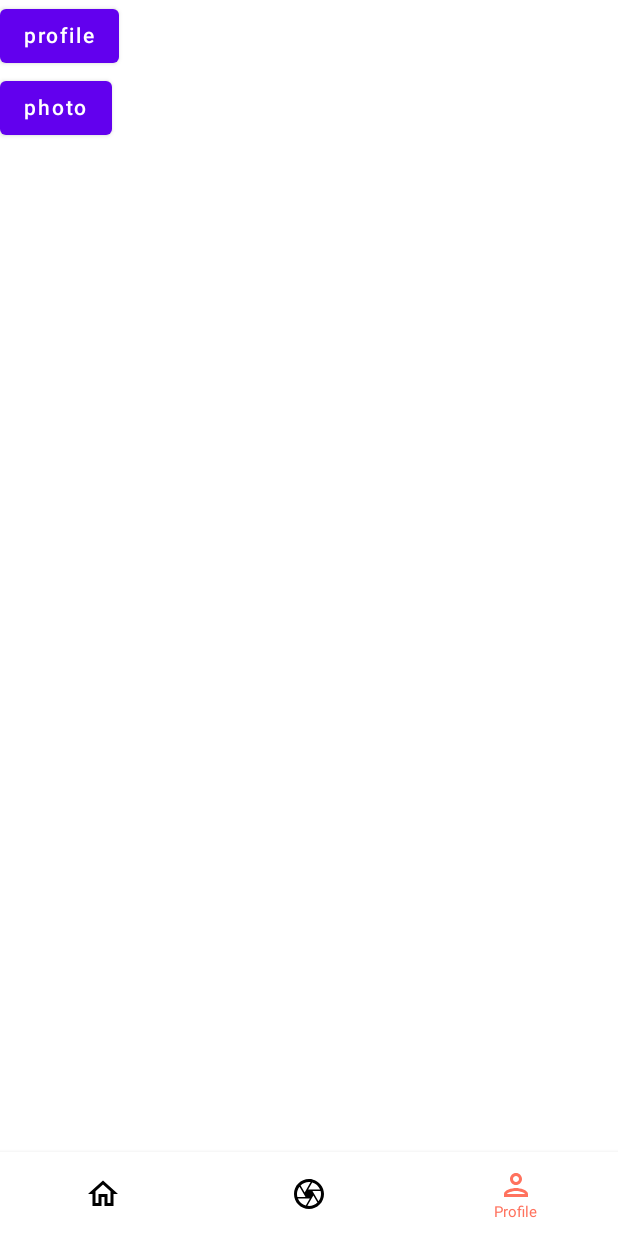
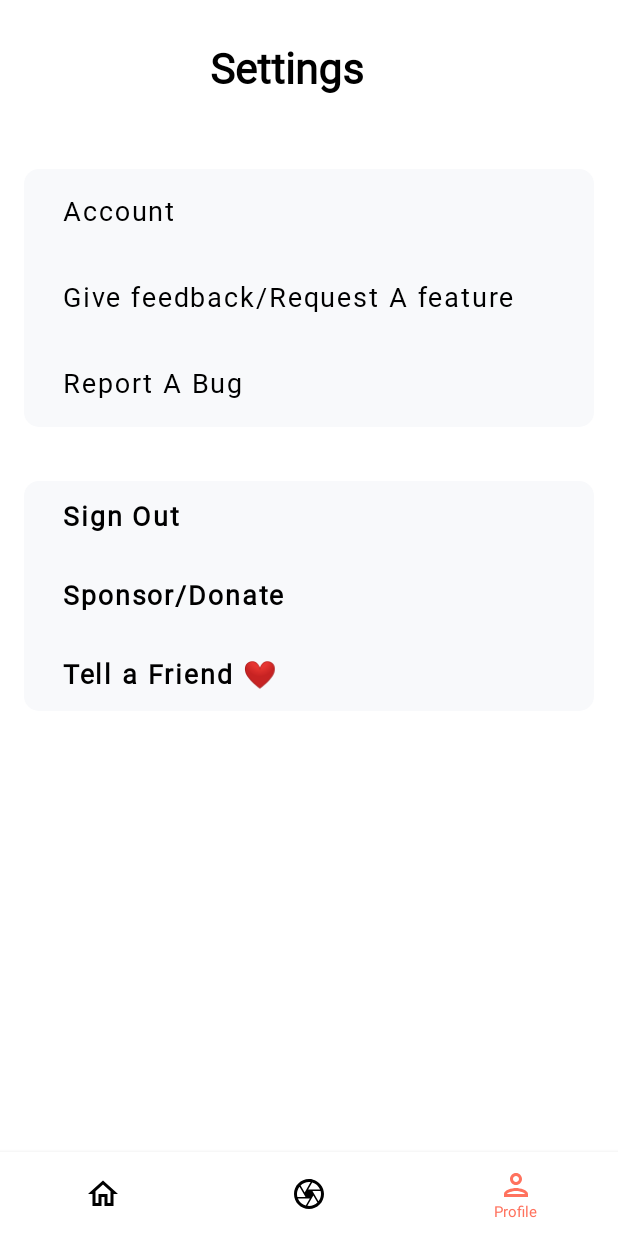
Before and after one commit to shankarpriyank/Circulate, an Android app built with Jetpack Compose: the Greeting screen opened through its navigation route, item 3 of the bottom bar chosen, on a phone screen of 412 x 824 dp. Run offline under Robolectric (Android 15) with nearby library versions, the phone set to English and light mode, and no system bars; our stand-ins replace Dagger/Hilt's generated code, accompanist; Roboto replaces fonts that are not available here.

Commit message:
Made Profile Screen

```diff
--- a/app/build.gradle
+++ b/app/build.gradle
@@ -14,7 +14,7 @@ android {
 
     defaultConfig {
         applicationId "com.priyank.circulate"
-        minSdk 21
+        minSdk 24
         targetSdk 33
         versionCode 1
         versionName "1.0"
--- a/app/src/main/java/com/priyank/circulate/main/BottomNav.kt
+++ b/app/src/main/java/com/priyank/circulate/main/BottomNav.kt
@@ -1,8 +1,6 @@
 package com.priyank.circulate.main
 
-import android.content.ContentValues.TAG
 import android.net.Uri
-import android.util.Log
 import androidx.activity.compose.rememberLauncherForActivityResult
 import androidx.activity.result.PickVisualMediaRequest
 import androidx.activity.result.contract.ActivityResultContracts
@@ -13,7 +11,7 @@ import androidx.compose.material.BottomNavigationItem
 import androidx.compose.material.Button
 import androidx.compose.material.Icon
 import androidx.compose.material.Text
-import androidx.compose.runtime.*
+import androidx.compose.runtime.Composable
 import androidx.compose.ui.Alignment.Companion.CenterHorizontally
 import androidx.compose.ui.Modifier
 import androidx.compose.ui.graphics.Color.Companion.Black
@@ -27,16 +25,12 @@ import androidx.navigation.NavHostController
 import androidx.navigation.compose.NavHost
 import androidx.navigation.compose.composable
 import androidx.navigation.compose.currentBackStackEntryAsState
-import com.google.firebase.firestore.ktx.firestore
-import com.google.firebase.ktx.Firebase
 import com.priyank.circulate.authentication.model.UserInfo
 import com.priyank.circulate.main.dao.PostDao
-import com.priyank.circulate.main.model.Post
+import com.priyank.circulate.main.profile.ProfileScreen
 import com.priyank.circulate.ui.theme.PrimaryOrange
 
-
- lateinit var selectedImageUri : Uri
-
+lateinit var selectedImageUri: Uri
 
 @Composable
 fun BottomNavigationBar(
@@ -102,14 +96,13 @@ fun Navigation(navController: NavHostController, navControllerforSigningOut: Nav
             Test("upload")
         }
         composable("profile") {
-            Test("profile")
+            ProfileScreen(navHostController = navControllerforSigningOut)
         }
     }
 }
 
 @Composable
 fun Test(ss: String) {
-
 
     val singlePhotoPickerLauncher = rememberLauncherForActivityResult(
         contract = ActivityResultContracts.PickVisualMedia(),
@@ -120,17 +113,16 @@ Column() {
             Text(text = ss)
         }
 
-    Button(onClick = { singlePhotoPickerLauncher.launch(
+        Button(onClick = {
+            singlePhotoPickerLauncher.launch(
                 PickVisualMediaRequest(ActivityResultContracts.PickVisualMedia.ImageOnly)
             )
         }) {
             Text(text = "photo")
         }
-
     }
 }
 
 fun testDb() {
-    PostDao().uploadImage(selectedImageUri, "Hola", UserInfo("tt", "tt" ,"tt"))
-
+    PostDao().uploadImage(selectedImageUri, "Hola", UserInfo("tt", "tt", "tt"))
 }
--- /dev/null
+++ b/app/src/main/java/com/priyank/circulate/main/profile/Profile.kt
@@ -0,0 +1,224 @@
+package com.priyank.circulate.main.profile
+
+import androidx.compose.foundation.background
+import androidx.compose.foundation.layout.Column
+import androidx.compose.foundation.layout.fillMaxSize
+import androidx.compose.foundation.layout.fillMaxWidth
+import androidx.compose.foundation.layout.padding
+import androidx.compose.foundation.shape.CornerSize
+import androidx.compose.foundation.shape.RoundedCornerShape
+import androidx.compose.material.Button
+import androidx.compose.material.ButtonDefaults
+import androidx.compose.material.Text
+import androidx.compose.runtime.Composable
+import androidx.compose.ui.Alignment
+import androidx.compose.ui.Modifier
+import androidx.compose.ui.graphics.Color
+import androidx.compose.ui.text.font.FontWeight
+import androidx.compose.ui.text.style.TextAlign
+import androidx.compose.ui.unit.dp
+import androidx.compose.ui.unit.sp
+import androidx.hilt.navigation.compose.hiltViewModel
+import androidx.navigation.NavHostController
+import com.priyank.circulate.authentication.LoginViewModel
+import com.priyank.circulate.navigation.Screen
+import com.priyank.circulate.ui.theme.Lato
+import com.priyank.circulate.ui.theme.LightGrey
+
+@Composable
+fun ProfileScreen(
+    viewModel: LoginViewModel = hiltViewModel(),
+    navHostController: NavHostController
+) {
+    Column(modifier = Modifier.fillMaxSize(), horizontalAlignment = Alignment.Start) {
+
+        Text(
+            text = "Settings",
+            color = Color.Black, fontWeight = FontWeight.Bold, fontFamily = Lato,
+            modifier = Modifier.padding(start = 140.dp, top = 30.dp),
+            fontSize = 28.sp,
+        )
+        Column(
+            modifier = Modifier
+                .fillMaxWidth()
+                .padding(top = 50.dp, start = 16.dp, end = 16.dp, bottom = 16.dp)
+                .background(
+                    color = LightGrey,
+                    shape = RoundedCornerShape(
+                        CornerSize(10.dp)
+                    )
+                ),
+            horizontalAlignment = Alignment.Start
+        ) {
+            Button(
+                onClick = { /*TODO*/ },
+                colors = ButtonDefaults.buttonColors(
+                    backgroundColor = Color.Transparent,
+                    disabledBackgroundColor = Color.Transparent,
+
+                ),
+                elevation = null,
+                modifier = Modifier
+                    .fillMaxWidth()
+                    .align(Alignment.Start)
+            ) {
+                Text(
+                    color = Color.Black, fontFamily = Lato,
+                    modifier = Modifier
+                        .fillMaxWidth()
+                        .padding(10.dp),
+                    fontSize = 18.sp,
+                    text = "Account",
+                    textAlign = TextAlign.Start
+                )
+            }
+            Button(
+                onClick = { /*TODO*/ },
+                colors = ButtonDefaults.buttonColors(
+                    backgroundColor = Color.Transparent,
+                    disabledBackgroundColor = Color.Transparent,
+
+                ),
+                elevation = null,
+
+                modifier = Modifier
+                    .fillMaxWidth()
+                    .align(Alignment.Start)
+            ) {
+                Text(
+                    modifier = Modifier
+                        .fillMaxWidth()
+                        .padding(10.dp),
+                    color = Color.Black, fontFamily = Lato,
+                    fontSize = 18.sp,
+                    text = "Give feedback/Request A feature",
+                    textAlign = TextAlign.Start
+                )
+            }
+            Button(
+                onClick = { /*TODO*/ },
+                colors = ButtonDefaults.buttonColors(
+                    backgroundColor = Color.Transparent,
+                    disabledBackgroundColor = Color.Transparent,
+
+                ),
+                elevation = null,
+
+                modifier = Modifier
+                    .fillMaxWidth()
+                    .align(Alignment.Start)
+            ) {
+                Text(
+                    modifier = Modifier
+                        .fillMaxWidth()
+                        .padding(10.dp),
+                    color = Color.Black, fontFamily = Lato,
+                    fontSize = 18.sp,
+                    text = "Report A Bug ",
+                    textAlign = TextAlign.Start
+                )
+            }
+        }
+
+        Column(
+            modifier = Modifier
+                .fillMaxWidth()
+                .padding(top = 20.dp, start = 16.dp, end = 16.dp, bottom = 80.dp)
+                .background(
+                    color = LightGrey,
+                    shape = RoundedCornerShape(
+                        CornerSize(10.dp)
+                    )
+                )
+        ) {
+
+            Button(
+                onClick = {
+                    singout(
+                        navHostController = navHostController,
+                        viewModel = viewModel
+                    )
+                },
+                colors = ButtonDefaults.buttonColors(
+                    backgroundColor = Color.Transparent,
+                    disabledBackgroundColor = Color.Transparent,
+
+                ),
+                elevation = null,
+                modifier = Modifier
+                    .fillMaxWidth()
+                    .align(Alignment.Start)
+            ) {
+                Text(
+                    modifier = Modifier
+                        .fillMaxWidth()
+                        .padding(start = 10.dp),
+                    fontWeight = FontWeight.Bold,
+                    color = Color.Black,
+                    fontFamily = Lato,
+                    fontSize = 18.sp,
+                    text = "Sign Out",
+                    textAlign = TextAlign.Start
+                )
+            }
+            Button(
+                onClick = { /*TODO*/ },
+                colors = ButtonDefaults.buttonColors(
+                    backgroundColor = Color.Transparent,
+                    disabledBackgroundColor = Color.Transparent,
+
+                ),
+                elevation = null,
+
+                modifier = Modifier
+                    .fillMaxWidth()
+                    .align(Alignment.Start)
+            ) {
+                Text(
+                    modifier = Modifier
+                        .fillMaxWidth()
+                        .padding(10.dp),
+                    color = Color.Black, fontFamily = Lato,
+                    fontSize = 18.sp,
+                    text = "Sponsor/Donate", fontWeight = FontWeight.Bold,
+                    textAlign = TextAlign.Start
+                )
+            }
+            Button(
+                onClick = {
+                },
+                colors = ButtonDefaults.buttonColors(
+                    backgroundColor = Color.Transparent,
+                    disabledBackgroundColor = Color.Transparent,
+
+                ),
+                elevation = null,
+
+                modifier = Modifier
+                    .fillMaxWidth()
+                    .align(Alignment.Start)
+            ) {
+                Text(
+                    modifier = Modifier
+                        .fillMaxWidth()
+                        .padding(start = 10.dp),
+                    fontWeight = FontWeight.Bold,
+                    color = Color.Black,
+                    fontFamily = Lato,
+                    fontSize = 18.sp,
+                    text = "Tell a Friend ❤",
+                    textAlign = TextAlign.Start
+                )
+            }
+        }
+    }
+}
+
+fun singout(navHostController: NavHostController, viewModel: LoginViewModel) {
+    navHostController.navigate(Screen.Authentication.route) {
+        popUpTo(Screen.Main.route) {
+            inclusive = true
+        }
+    }
+    viewModel.signOutUser()
+}
--- a/app/src/main/java/com/priyank/circulate/ui/theme/Color.kt
+++ b/app/src/main/java/com/priyank/circulate/ui/theme/Color.kt
@@ -7,3 +7,4 @@ val Purple500 = Color(0xFF6200EE)
 val Purple700 = Color(0xFF3700B3)
 val Teal200 = Color(0xFF03DAC5)
 val PrimaryOrange = Color(255, 114, 94,)
+val LightGrey = Color(248, 249, 251)
--- a/app/src/main/res/values/themes.xml
+++ b/app/src/main/res/values/themes.xml
@@ -2,6 +2,6 @@
 <resources>
 
   <style name="Theme.Circulate" parent="android:Theme.Material.Light.NoActionBar">
-    <item name="android:statusBarColor">@color/purple_700</item>
+    <item name="android:statusBarColor">#FF725E</item>
   </style>
 </resources>
```
Also changed, not shown: app/src/main/java/com/priyank/circulate/main/dao/PostDao.kt (+0 -10 lines), 1 other file. Lines whose indentation alone changed are shown as unchanged.
